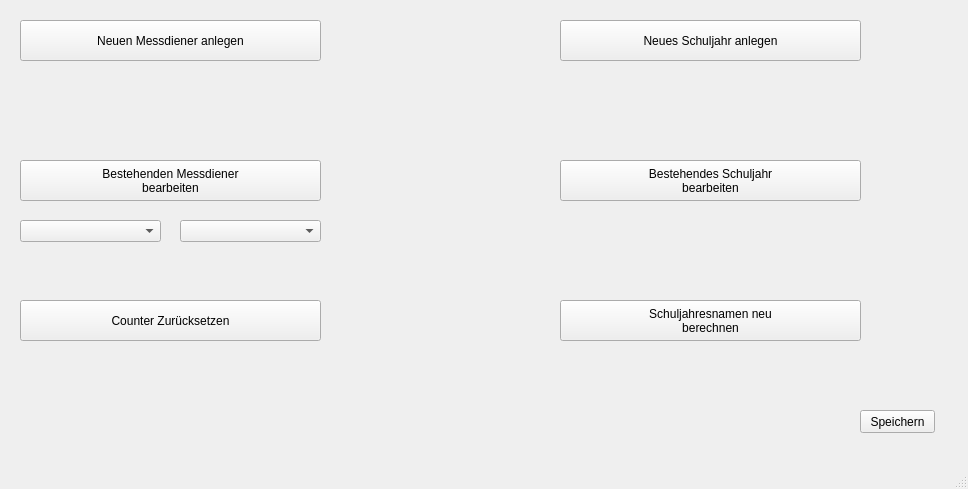
This is Data_Management.ui in JonasHendrikWeiss/MD_Plan as Qt 5 draws it before an edit. The edited form follows.
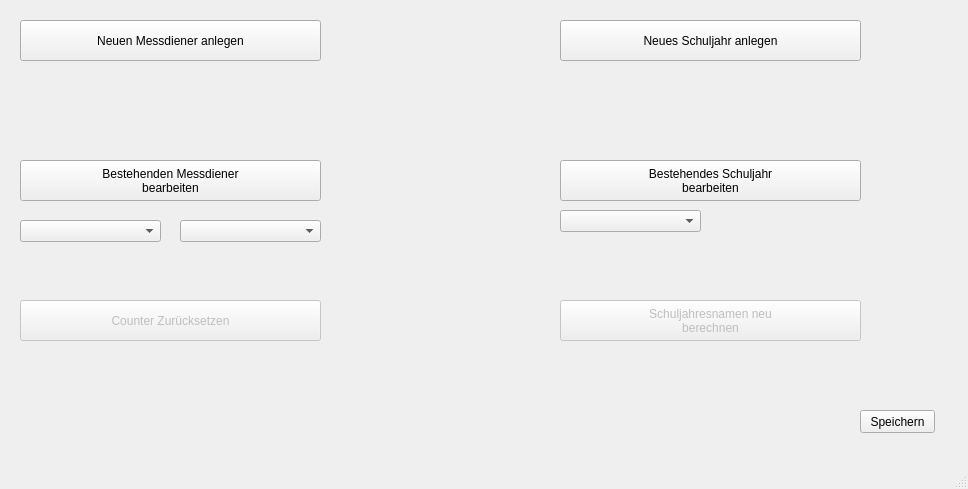
This is the edited form.

Commit message: add the ability to edit or create new ChurchGroups through a dialog inside of the Data_Management_Controller.py

Diff of the .ui file:
```diff
--- a/Data_Management.ui
+++ b/Data_Management.ui
@@ -121,7 +121,7 @@
    </widget>
    <widget class="QPushButton" name="push_button_recalculate_names">
     <property name="enabled">
-     <bool>true</bool>
+     <bool>false</bool>
     </property>
     <property name="geometry">
      <rect>
@@ -138,7 +138,7 @@
    </widget>
    <widget class="QPushButton" name="push_button_reset_counter">
     <property name="enabled">
-     <bool>true</bool>
+     <bool>false</bool>
     </property>
     <property name="geometry">
      <rect>
@@ -152,6 +152,19 @@
      <string>Counter Zurücksetzen</string>
     </property>
    </widget>
+   <widget class="QComboBox" name="comboBox_Grades_2">
+    <property name="geometry">
+     <rect>
+      <x>560</x>
+      <y>210</y>
+      <width>141</width>
+      <height>22</height>
+     </rect>
+    </property>
+    <property name="insertPolicy">
+     <enum>QComboBox::InsertAlphabetically</enum>
+    </property>
+   </widget>
   </widget>
   <widget class="QStatusBar" name="statusbar"/>
  </widget>
```
The commit also changes 3 other files.
